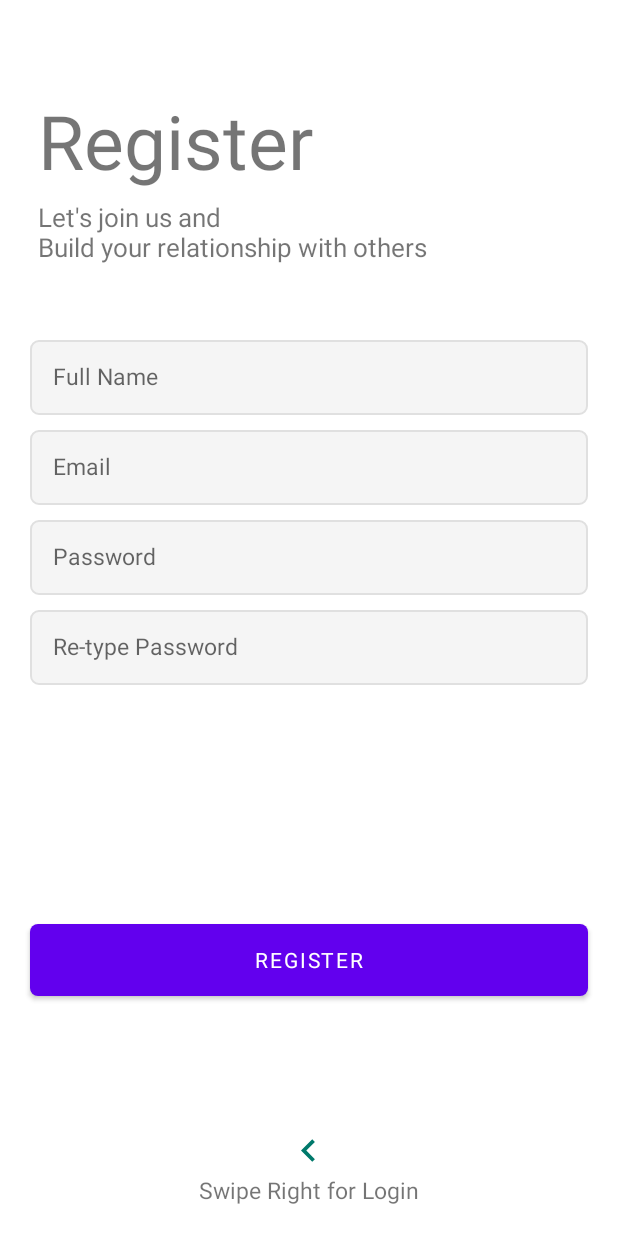
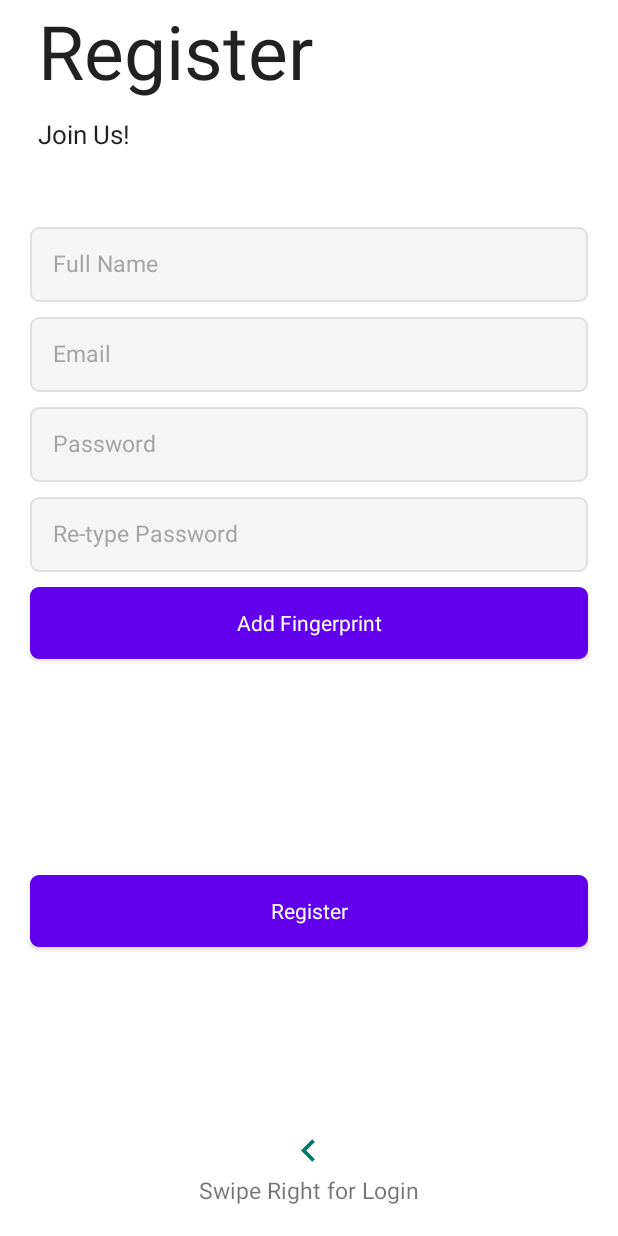
Before and after one commit to Mateo-drr/PDM, an Android app: the layout fragment_register.xml on its own in the app's theme, with its tools: preview values and no code run, on a phone screen of 412 x 824 dp. Run offline under Robolectric (Android 15) with nearby library versions, the phone set to English and light mode, and no system bars.

Commit message:
14/11/2020_PDM_Goncalo

```diff
--- a/app/src/main/java/com/example/pdmg2/LogActivity.java
+++ b/app/src/main/java/com/example/pdmg2/LogActivity.java
@@ -1,6 +1,7 @@
 package com.example.pdmg2;
 
 import android.os.Bundle;
+import android.view.View;
 
 import androidx.appcompat.app.AppCompatActivity;
 import androidx.fragment.app.Fragment;
@@ -21,6 +22,12 @@ public class LogActivity extends AppCompatActivity {
         pagerAdapter.addFragmet(new LoginFragment());
         pagerAdapter.addFragmet(new RegisterFragment());
         viewPager.setAdapter(pagerAdapter);
+    }
+
+    public void OnClickRegister(View view) {
+    }
+
+    public void onClickLogin(View view) {
     }
 
     class AuthenticationPagerAdapter extends FragmentPagerAdapter {
--- a/app/src/main/java/com/example/pdmg2/MainActivity.java
+++ b/app/src/main/java/com/example/pdmg2/MainActivity.java
@@ -42,8 +42,7 @@ public class MainActivity extends AppCompatActivity {
         });
         DrawerLayout drawer = findViewById(R.id.drawer_layout);
         NavigationView navigationView = findViewById(R.id.nav_view);
-        // Passing each menu ID as a set of Ids because each
-        // menu should be considered as top level destinations.
+
         mAppBarConfiguration = new AppBarConfiguration.Builder(
                 R.id.nav_home, R.id.nav_logout, R.id.nav_settings)
                 .setDrawerLayout(drawer)
--- a/app/src/main/res/layout/fragment_login.xml
+++ b/app/src/main/res/layout/fragment_login.xml
@@ -7,69 +7,50 @@
 
     <TextView
         android:id="@+id/tv_title"
-        android:layout_width="wrap_content"
-        android:layout_height="wrap_content"
+        style ="@style/Theme.PDMG2.LogIn"
         android:layout_above="@id/tv_subtitle"
-        android:layout_marginStart="25dp"
-        android:layout_marginBottom="10dp"
-        android:fontFamily="sans-serif"
-        android:text="@string/app_name"
-        android:textSize="50sp" />
+        android:text="@string/app_name"/>
 
     <TextView
         android:id="@+id/tv_subtitle"
-        android:layout_width="wrap_content"
-        android:layout_height="wrap_content"
+        style ="@style/Theme.PDMG2.LogIn"
         android:layout_above="@id/txtemail"
         android:layout_marginStart="25dp"
         android:layout_marginBottom="50dp"
-        android:fontFamily="sans-serif"
         android:text="@string/tag"
         android:textSize="17sp" />
 
     <EditText
         android:id="@+id/txtemail"
-        android:layout_width="match_parent"
-        android:layout_height="50dp"
+        style="@style/Theme.PDMG2.LogIn_credentials"
         android:layout_above="@id/txtpassword"
-        android:layout_marginLeft="20dp"
-        android:layout_marginRight="20dp"
-        android:background="@drawable/et_custom"
-        android:fontFamily="sans-serif"
         android:hint="@string/e_mail"
-        android:inputType="textEmailAddress"
-        android:padding="15dp"
-        android:textColor="@android:color/primary_text_dark"
-        android:textSize="15sp" />
+        android:inputType="textEmailAddress"/>
 
     <EditText
         android:id="@+id/txtpassword"
-        android:layout_width="match_parent"
-        android:layout_height="50dp"
+        style="@style/Theme.PDMG2.LogIn_credentials"
         android:layout_centerInParent="true"
-        android:layout_marginLeft="20dp"
-        android:layout_marginTop="10dp"
-        android:layout_marginRight="20dp"
-        android:background="@drawable/et_custom"
-        android:fontFamily="sans-serif"
         android:hint="@string/password"
-        android:inputType="textPassword"
-        android:padding="15dp"
-        android:textColor="@android:color/primary_text_dark"
-        android:textSize="15sp" />
+        android:inputType="textPassword" />
 
     <Button
         android:id="@+id/btn_login"
-        android:layout_width="match_parent"
+        style="@style/Theme.PDMG2.LogIn_Button"
+        android:layout_below="@id/txtpassword"
+        android:layout_marginTop="15dp"
+        android:onClick="onClickLogin"
+        android:text="@string/login"
+        tools:ignore="OnClick" />
+
+    <Button
+        android:id="@+id/btn_log_fingerprint"
+        style="@style/Theme.PDMG2.LogIn_Button"
         android:layout_height="wrap_content"
-        android:layout_below="@id/txtpassword"
-        android:layout_marginLeft="20dp"
-        android:layout_marginTop="15dp"
-        android:layout_marginRight="20dp"
-        android:background="@drawable/btn_custom"
-        android:fontFamily="sans-serif"
-        android:text="@string/login"
-        android:textColor="@android:color/white" />
+        android:layout_below="@+id/btn_login"
+        android:layout_marginTop="74dp"
+        android:layout_marginBottom="643dp"
+        android:text="@string/btn_log_fingerprint" />
 
     <ImageView
         android:layout_width="30dp"
--- a/app/src/main/res/layout/fragment_register.xml
+++ b/app/src/main/res/layout/fragment_register.xml
@@ -9,80 +9,41 @@
 
     <TextView
         android:id="@+id/tv_logo"
-        android:layout_width="wrap_content"
-        android:layout_height="wrap_content"
-        android:layout_marginStart="25dp"
-        android:layout_marginTop="60dp"
-        android:layout_marginBottom="5dp"
-        android:fontFamily="sans-serif"
+        style ="@style/Theme.PDMG2.LogIn"
         android:text="@string/register"
-        android:textAlignment="center"
-        android:textSize="50sp" />
+        android:textAlignment="center"/>
 
     <TextView
         android:id="@+id/tv_subtitle"
-        android:layout_width="wrap_content"
-        android:layout_height="wrap_content"
+        style ="@style/Theme.PDMG2.LogIn"
         android:layout_marginStart="25dp"
         android:layout_marginBottom="50dp"
-        android:fontFamily="sans-serif"
         android:text="@string/tag"
         android:textSize="17sp" />
 
     <EditText
         android:id="@+id/et_name"
-        android:layout_width="match_parent"
-        android:layout_height="50dp"
-        android:layout_marginLeft="20dp"
-        android:layout_marginRight="20dp"
-        android:layout_marginBottom="10dp"
-        android:background="@drawable/et_custom"
-        android:fontFamily="sans-serif"
         android:hint="@string/your_name"
         android:inputType="textPersonName"
-        android:padding="15dp"
-        android:textSize="15sp" />
+        style ="@style/Theme.PDMG2.LogIn_credentials"/>
 
     <EditText
         android:id="@+id/txtemail"
-        android:layout_width="match_parent"
-        android:layout_height="50dp"
-        android:layout_marginLeft="20dp"
-        android:layout_marginRight="20dp"
-        android:layout_marginBottom="10dp"
-        android:background="@drawable/et_custom"
-        android:fontFamily="sans-serif"
         android:hint="@string/e_mail"
         android:inputType="textEmailAddress"
-        android:padding="15dp"
-        android:textSize="15sp" />
+        style ="@style/Theme.PDMG2.LogIn_credentials" />
 
     <EditText
         android:id="@+id/txtpassword"
-        android:layout_width="match_parent"
-        android:layout_height="50dp"
-        android:layout_marginLeft="20dp"
-        android:layout_marginRight="20dp"
-        android:layout_marginBottom="10dp"
-        android:background="@drawable/et_custom"
-        android:fontFamily="sans-serif"
+        style="@style/Theme.PDMG2.LogIn_credentials"
         android:hint="@string/password"
-        android:inputType="textPassword"
-        android:padding="15dp"
-        android:textSize="15sp" />
+        android:inputType="textPassword"/>
 
     <EditText
         android:id="@+id/et_repassword"
-        android:layout_width="match_parent"
-        android:layout_height="50dp"
-        android:layout_marginLeft="20dp"
-        android:layout_marginRight="20dp"
-        android:background="@drawable/et_custom"
-        android:fontFamily="sans-serif"
         android:hint="@string/re_type_password"
         android:inputType="textPassword"
-        android:padding="15dp"
-        android:textSize="15sp" />
+        style ="@style/Theme.PDMG2.LogIn_credentials"/>
 
     <RelativeLayout
         android:layout_width="match_parent"
@@ -90,17 +51,20 @@
         android:layout_weight="1">
 
         <Button
+            android:id="@+id/btn_reg_fingerprint"
+            style="@style/Theme.PDMG2.LogIn_Button"
+            android:layout_height="wrap_content"
+            android:layout_marginBottom="30dp"
+            android:text="@string/btn_reg_fingerprint" />
+
+        <Button
             android:id="@+id/btn_register"
-            android:layout_width="match_parent"
-            android:layout_height="wrap_content"
+            style="@style/Theme.PDMG2.LogIn_Button"
             android:layout_centerInParent="true"
-            android:layout_marginLeft="20dp"
-            android:layout_marginRight="20dp"
             android:layout_marginBottom="30dp"
-            android:background="@drawable/btn_custom"
-            android:fontFamily="sans-serif"
+            android:onClick="OnClickRegister"
             android:text="@string/register"
-            android:textColor="@android:color/white" />
+            tools:ignore="OnClick" />
 
         <ImageView
             android:layout_width="30dp"
--- a/app/src/main/res/values-night/themes.xml
+++ b/app/src/main/res/values-night/themes.xml
@@ -13,4 +13,38 @@
         <item name="android:statusBarColor" tools:targetApi="l">?attr/colorPrimaryVariant</item>
         <!-- Customize your theme here. -->
     </style>
+
+    <style name="Theme.PDMG2.LogIn">
+        <item name= "android:layout_width">wrap_content</item>
+        <item name= "android:layout_height">wrap_content</item>
+        <item name= "android:layout_marginStart">25dp</item>
+        <item name= "android:layout_marginBottom">10dp</item>
+        <item name= "android:fontFamily">sans-serif</item>
+        <item name= "android:textSize">50sp</item>
+    </style>
+
+    <style name="Theme.PDMG2.LogIn_credentials">
+        <item name="android:layout_width">match_parent</item>
+        <item name="android:layout_height">50dp</item>
+        <item name="android:layout_marginLeft">20dp</item>
+        <item name="android:layout_marginRight">20dp</item>
+        <item name="android:layout_marginBottom">10dp</item>
+        <item name="android:background">@drawable/et_custom</item>
+        <item name="android:fontFamily">sans-serif</item>
+        <item name="android:padding">15dp</item>
+        <item name="android:textSize">15sp</item>
+        <item name="android:textColor">@color/black</item>
+        <item name="android:textColorHint">#80515151</item>
+    </style>
+
+    <style name="Theme.PDMG2.LogIn_Button">
+        <item name="android:layout_width">match_parent</item>
+        <item name="android:layout_height">wrap_content</item>
+        <item name="android:layout_marginLeft">20dp</item>
+        <item name="android:layout_marginRight">20dp</item>
+        <item name="android:background">@drawable/et_custom</item>
+        <item name="android:fontFamily">sans-serif</item>
+        <item name="android:textColor">@color/white</item>
+    </style>
+
 </resources>
--- a/app/src/main/res/values/strings.xml
+++ b/app/src/main/res/values/strings.xml
@@ -11,13 +11,15 @@
     <string name="menu_logout">Log Out</string>
 
     <string name="hello_blank_fragment" translatable="false">Hello blank fragment</string>
-    <string name="swipe_left_for_register" translatable="false">Swipe Left for Register</string>
-    <string name="login" translatable="false">Login</string>
-    <string name="password" translatable="false">Password</string>
-    <string name="e_mail" translatable="false">Email</string>
-    <string name="tag" translatable="false">Let\'s join us and \nBuild your relationship with others</string>
-    <string name="swipe_right_for_login" translatable="false">Swipe Right for Login</string>
-    <string name="register" translatable="false">Register</string>
-    <string name="re_type_password" translatable="false">Re-type Password</string>
-    <string name="your_name" translatable="false">Full Name</string>
+    <string name="swipe_left_for_register">Swipe Left for Register</string>
+    <string name="login">Login</string>
+    <string name="password">Password</string>
+    <string name="e_mail">Email</string>
+    <string name="tag">Join Us!</string>
+    <string name="swipe_right_for_login">Swipe Right for Login</string>
+    <string name="register">Register</string>
+    <string name="re_type_password">Re-type Password</string>
+    <string name="your_name">Full Name</string>
+    <string name="btn_reg_fingerprint">Add Fingerprint</string>
+    <string name="btn_log_fingerprint">LogIn with Fingerprint</string>
 </resources>
--- a/app/src/main/res/values/themes.xml
+++ b/app/src/main/res/values/themes.xml
@@ -22,4 +22,37 @@
     <style name="Theme.PDMG2.AppBarOverlay" parent="ThemeOverlay.AppCompat.Dark.ActionBar" />
 
     <style name="Theme.PDMG2.PopupOverlay" parent="ThemeOverlay.AppCompat.Light" />
+
+    <style name="Theme.PDMG2.LogIn">
+        <item name= "android:layout_width">wrap_content</item>
+        <item name= "android:layout_height">wrap_content</item>
+        <item name= "android:layout_marginStart">25dp</item>
+        <item name= "android:layout_marginBottom">10dp</item>
+        <item name= "android:fontFamily">sans-serif</item>
+        <item name= "android:textSize">50sp</item>
+    </style>
+
+    <style name="Theme.PDMG2.LogIn_credentials">
+        <item name="android:layout_width">match_parent</item>
+        <item name="android:layout_height">50dp</item>
+        <item name="android:layout_marginLeft">20dp</item>
+        <item name="android:layout_marginRight">20dp</item>
+        <item name="android:layout_marginBottom">10dp</item>
+        <item name="android:background">@drawable/et_custom</item>
+        <item name="android:fontFamily">sans-serif</item>
+        <item name="android:padding">15dp</item>
+        <item name="android:textSize">15sp</item>
+        <item name="android:textColor">@color/black</item>
+        <item name="android:textColorHint">#80515151</item>
+    </style>
+
+    <style name="Theme.PDMG2.LogIn_Button">
+        <item name="android:layout_width">match_parent</item>
+        <item name="android:layout_height">wrap_content</item>
+        <item name="android:layout_marginLeft">20dp</item>
+        <item name="android:layout_marginRight">20dp</item>
+        <item name="android:background">@drawable/et_custom</item>
+        <item name="android:fontFamily">sans-serif</item>
+        <item name="android:textColor">@color/white</item>
+    </style>
 </resources>
```
Also changed, not shown: 1 other file.
